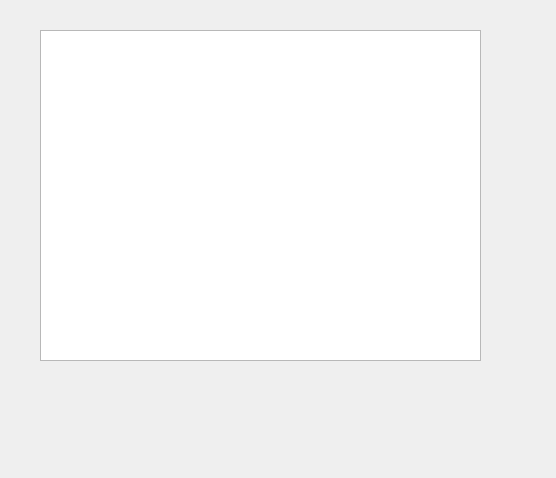
Above: chess_pairing_program/tournamentslist.ui from szachiszta/chess-pairing-program before the change. Below: the same form after it.
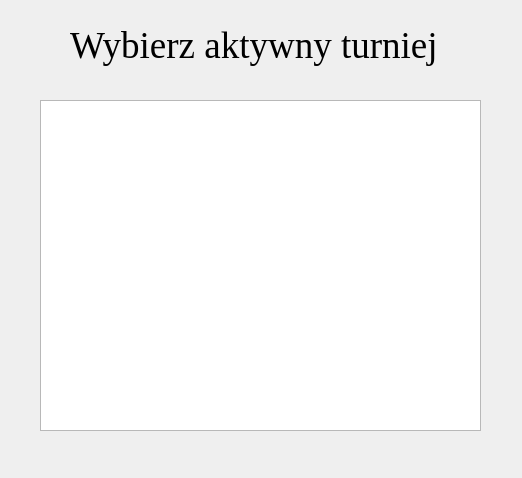
That is the form after the change.

```diff
--- a/chess_pairing_program/tournamentslist.ui
+++ b/chess_pairing_program/tournamentslist.ui
@@ -6,7 +6,7 @@
    <rect>
     <x>0</x>
     <y>0</y>
-    <width>556</width>
+    <width>522</width>
     <height>478</height>
    </rect>
   </property>
@@ -17,12 +17,31 @@
    <property name="geometry">
     <rect>
      <x>40</x>
-     <y>30</y>
+     <y>100</y>
      <width>441</width>
      <height>331</height>
     </rect>
    </property>
   </widget>
+  <widget class="QLabel" name="label_2">
+   <property name="geometry">
+    <rect>
+     <x>70</x>
+     <y>20</y>
+     <width>451</width>
+     <height>51</height>
+    </rect>
+   </property>
+   <property name="font">
+    <font>
+     <family>Liberation Serif</family>
+     <pointsize>28</pointsize>
+    </font>
+   </property>
+   <property name="text">
+    <string>Wybierz aktywny turniej</string>
+   </property>
+  </widget>
  </widget>
  <resources/>
  <connections/>
```
